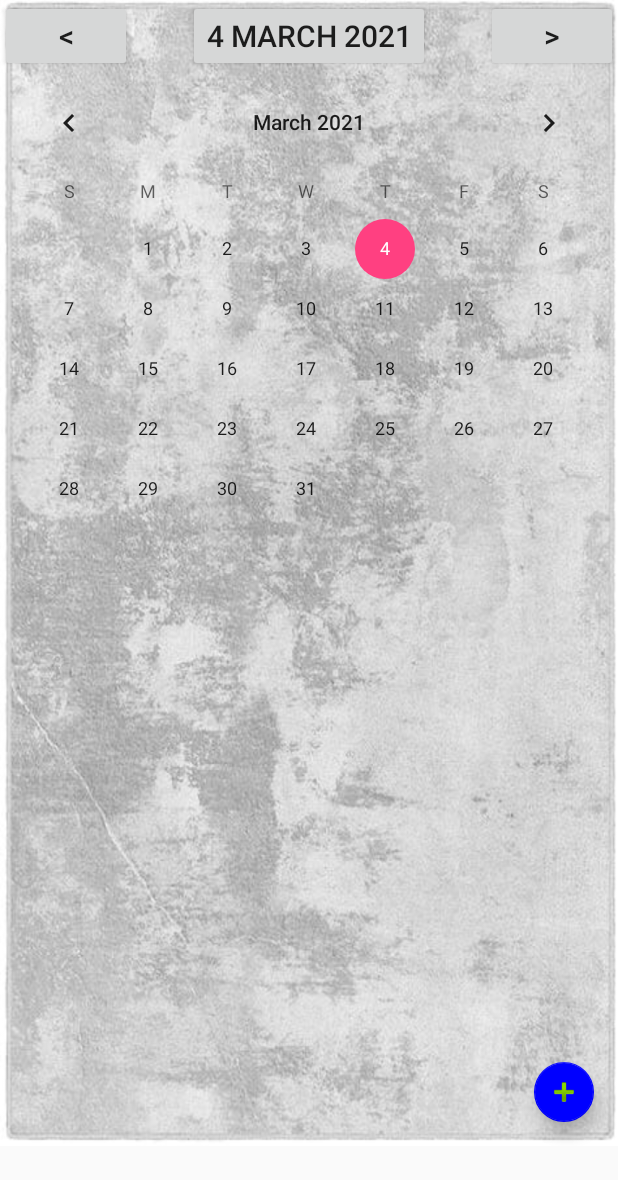
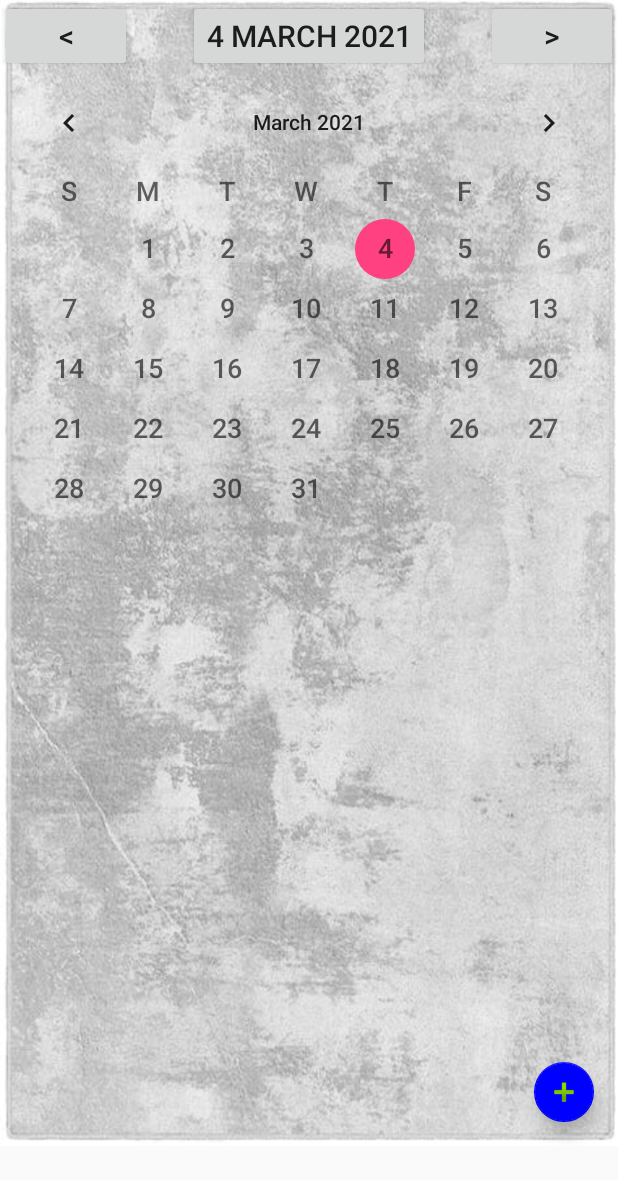
Before and after one commit to krafft1981/transport-android, an Android app: the fragment CalendarFragment placed in its activity, after a tap on an icon or button, on a phone screen of 412 x 824 dp. Shown: the top 1180 px of the screen. Run offline under Robolectric (Android 15) with nearby library versions, the phone set to English and light mode, and no system bars; libraries missing offline, so code that uses them is left out: com.burgstaller.okhttp; pictures from the network do not load; 3 statements that could not run were skipped.

Commit message:
Промежуточное сохранение

```diff
--- a/app/src/main/java/com/rental/transport/activity/CalendarFragment.java
+++ b/app/src/main/java/com/rental/transport/activity/CalendarFragment.java
@@ -49,11 +49,10 @@ public class CalendarFragment extends Fragment {
                 .getInstance()
                 .showProgress(getActivity(), getString(R.string.calendar_loading));
 
-        Long days[] = {day.getTime()};
         NetworkService
                 .getInstance()
                 .getCalendarApi()
-                .doGetCustomerCalendar(days)
+                .doGetCustomerCalendar(day.getTime())
                 .enqueue(new Callback<List<com.rental.transport.model.Calendar>>() {
                     @Override
                     public void onResponse(Call<List<com.rental.transport.model.Calendar>> call, Response<List<com.rental.transport.model.Calendar>> response) {
@@ -121,6 +120,8 @@ public class CalendarFragment extends Fragment {
         root.findViewById(R.id.calendarDay).setOnClickListener(v -> {
             frame.removeAllViews();
             CalendarView cv = new CalendarView(getContext());
+            cv.setDateTextAppearance(android.R.style.TextAppearance_DeviceDefault_Medium);
+            cv.setWeekDayTextAppearance(android.R.style.TextAppearance_DeviceDefault_Medium);
             cv.setDate(currentDate.getTime());
             cv.setOnDateChangeListener((view, year, month, dayOfMonth) -> {
                 currentDate = new Date(year - 1900, month, dayOfMonth + 1);
--- a/app/src/main/java/com/rental/transport/network/CalendarApi.java
+++ b/app/src/main/java/com/rental/transport/network/CalendarApi.java
@@ -15,15 +15,16 @@ public interface CalendarApi {
 
     @Headers("Content-Type: application/json")
     @GET("/calendar/transport")
-    public Call<List<Calendar>> doGetTransportCalendar(
-            @Query("days") Long[] days,
-            @Query("transport_id") Long transportId
+    public Call<List<Calendar>> doGetCustomerTransportCalendar(
+            @Query("transport_id") Long transportId,
+            @Query("customer_id") Long customerId,
+            @Query("day") Long day
     );
 
     @Headers("Content-Type: application/json")
     @GET("/calendar/customer")
     public Call<List<Calendar>> doGetCustomerCalendar(
-            @Query("days") Long[] days
+            @Query("day") Long day
     );
 
     @Headers("Content-Type: application/json")
--- a/app/src/main/java/com/rental/transport/network/CustomerApi.java
+++ b/app/src/main/java/com/rental/transport/network/CustomerApi.java
@@ -12,10 +12,6 @@ import retrofit2.http.PUT;
 import retrofit2.http.Query;
 
 public interface CustomerApi {
-
-    @Headers("Content-Type: application/json")
-    @GET("/customer/count")
-    public Call<Long> doGetCountCustomerRequest();
 
     @Headers("Content-Type: application/json")
     @PUT("/customer")
--- a/app/src/main/java/com/rental/transport/network/OrderApi.java
+++ b/app/src/main/java/com/rental/transport/network/OrderApi.java
@@ -15,8 +15,9 @@ public interface OrderApi {
 
     @Headers("Content-Type: application/json")
     @POST("/order")
-    public Call<Long> doPostOrderRequest(
+    public Call<Void> doPostOrderRequest(
             @Query("transport_id") Long transportId,
+            @Query("day") Long day,
             @Query("start_at") Long startAt,
             @Query("stop_at") Long stopAt
     );
--- a/app/src/main/java/com/rental/transport/network/TransportApi.java
+++ b/app/src/main/java/com/rental/transport/network/TransportApi.java
@@ -46,9 +46,6 @@ public interface TransportApi {
             @Body Transport transport
     );
 
-    @GET("/transport/count")
-    public Call<Long> doGetTransportCount();
-
     @GET("/transport/parking")
     public Call<List<Transport>> doGetParkingTransport(
             @Query("parking_id") Long parkingId
--- a/app/src/main/java/com/rental/transport/network/TypeApi.java
+++ b/app/src/main/java/com/rental/transport/network/TypeApi.java
@@ -21,7 +21,4 @@ public interface TypeApi {
     public Call<Long> doPostType(
             @Query("name") Integer name
     );
-
-    @GET("/type/count")
-    public Call<Long> doGetTypeCount();
 }
--- a/app/src/main/res/layout/calendar_fragment.xml
+++ b/app/src/main/res/layout/calendar_fragment.xml
@@ -1,8 +1,8 @@
 <?xml version="1.0" encoding="utf-8"?>
 <RelativeLayout xmlns:android="http://schemas.android.com/apk/res/android"
-    xmlns:app="http://schemas.android.com/apk/res-auto"
     android:layout_width="match_parent"
     android:layout_height="match_parent"
+    xmlns:app="http://schemas.android.com/apk/res-auto"
     android:layout_marginBottom="60dp"
     android:background="@drawable/background"
     android:orientation="vertical">
@@ -42,15 +42,15 @@
 
     <com.google.android.material.floatingactionbutton.FloatingActionButton
         android:id="@+id/floating_action_button"
+        app:backgroundTint="@color/blue"
+        app:fabSize="mini"
         android:layout_width="wrap_content"
         android:layout_height="wrap_content"
         android:layout_alignParentRight="true"
         android:layout_alignParentBottom="true"
         android:layout_gravity="bottom|right"
         android:layout_margin="16dp"
-        android:src="@android:drawable/ic_input_add"
-        app:backgroundTint="@color/blue"
-        app:fabSize="mini" />
+        android:src="@android:drawable/ic_input_add" />
 
     <FrameLayout
         android:id="@+id/calendarBody"
--- a/app/src/main/res/layout/map_fragment.xml
+++ b/app/src/main/res/layout/map_fragment.xml
@@ -6,7 +6,7 @@
     android:background="@drawable/background"
     android:orientation="vertical">
 
-    <fragment xmlns:android="http://schemas.android.com/apk/res/android"
+    <fragment
         android:id="@+id/map"
         android:name="com.google.android.gms.maps.SupportMapFragment"
         android:layout_width="match_parent"
--- a/app/src/main/res/values/strings.xml
+++ b/app/src/main/res/values/strings.xml
@@ -47,5 +47,6 @@
     <string name="calendar_begin">Время начала</string>
     <string name="calendar_end">Время окончания</string>
     <string name="google_maps_key">AIzaSyBY3c7RFvwzs06juEg0nzIU7PVERTIV3U8</string>
-    <string name="order_creating">Создание</string>
+    <string name="order_creating">Создание заказа</string>
+    <string name="event_creating">Создание отгула</string>
 </resources>
--- a/build.gradle
+++ b/build.gradle
@@ -7,7 +7,7 @@ buildscript {
 
     }
     dependencies {
-        classpath 'com.android.tools.build:gradle:4.1.2'
+        classpath 'com.android.tools.build:gradle:3.4.3'
         classpath 'com.google.gms:google-services:3.1.0'
 
         // NOTE: Do not place your application dependencies here; they belong
```
Also changed, not shown: app/src/main/java/com/rental/transport/activity/CalendarCreate.java (+113 -59 lines), app/src/main/java/com/rental/transport/model/Order.java (+6 -7 lines), app/src/main/java/com/rental/transport/service/FragmentService.java (+12 -15 lines), app/src/main/java/com/rental/transport/views/FreeTime.java (added, +48 -0 lines), app/src/main/res/layout/calendar_create.xml (+15 -3 lines), 3 other files.
